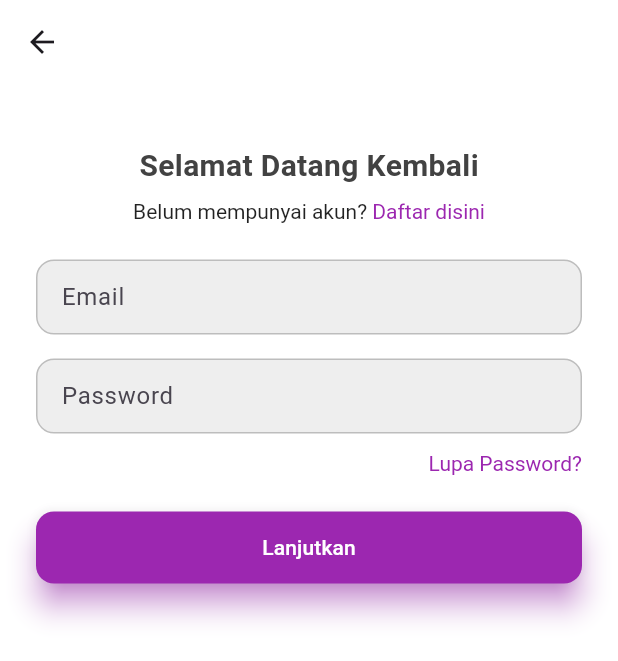
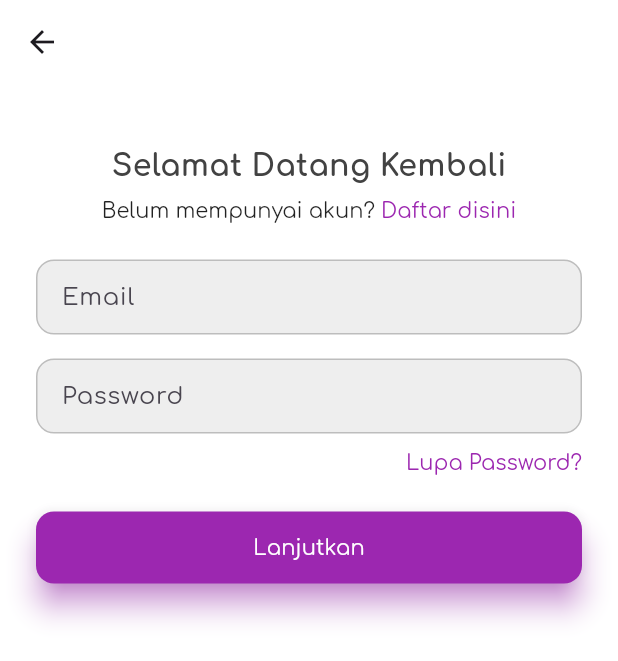
Before and after one commit to Mahayoga/Semester4-MobileApps, a Flutter app: the screen it shows after launch, after a tap on "Mulai sekarang!", on a phone screen of 412 x 824 dp. Shown: the top 661 px of the screen. Run offline on Flutter 3.47's test engine with Material 3 defaults, Android fonts, the light colour scheme and no system bars; our stand-ins replace fl_chart, get, loading_indicator; network calls fail.

Commit message:
Fix: Menambah font Comfortaa (di halaman auth doang)

```diff
--- a/lib/page/daftar/daftar.dart
+++ b/lib/page/daftar/daftar.dart
@@ -29,6 +29,10 @@ class _DaftarPage extends State<DaftarPage> {
   @override
   Widget build(BuildContext context) {
     return Scaffold(
+      appBar: AppBar(
+        backgroundColor: Colors.transparent,
+        surfaceTintColor: Colors.transparent,
+      ),
       backgroundColor: Colors.white,
       body: Row(
         mainAxisAlignment: MainAxisAlignment.center,
@@ -292,6 +296,7 @@ class _DaftarPage extends State<DaftarPage> {
                       ],
                     ),
                   ),
+                  const SizedBox(height: 10),
                   ElevatedButton(
                     onPressed: () {
                       var data = {
--- a/lib/page/daftar/verifikasi_email.dart
+++ b/lib/page/daftar/verifikasi_email.dart
@@ -53,6 +53,7 @@ class _VerifikasiEmailPage extends State<VerifikasiEmailPage> {
                 'Verifikasi email anda',
                 style: TextStyle(
                   fontSize: 18,
+                  fontFamily: 'Comfortaa',
                   fontWeight: FontWeight.bold,
                   color: Colors.black87,
                 ),
@@ -286,6 +287,7 @@ class _VerifikasiEmailPage extends State<VerifikasiEmailPage> {
                 textAlign: TextAlign.center,
                 style: TextStyle(
                   fontSize: 14,
+                  fontFamily: 'Comfortaa',
                   color: Colors.black54,
                 ),
               ),
@@ -313,6 +315,7 @@ class _VerifikasiEmailPage extends State<VerifikasiEmailPage> {
                   textActionBtn,
                   style: TextStyle(
                     fontSize: 14,
+                    fontFamily: 'Comfortaa',
                     fontWeight: FontWeight.bold,
                     color: Colors.white,
                   ),
--- a/lib/page/landing/landing.dart
+++ b/lib/page/landing/landing.dart
@@ -1,5 +1,7 @@
 import 'package:flutter/gestures.dart';
 import 'package:flutter/material.dart';
+import 'package:get/get.dart';
+import 'package:mobile_diabetes/page/login/login.dart';
 
 class LandingPage extends StatefulWidget {
   @override
@@ -12,6 +14,7 @@ class _LandingPageState extends State<LandingPage> {
     return Scaffold(
       appBar: AppBar(
         backgroundColor: const Color.fromARGB(255, 239, 197, 243),
+        surfaceTintColor: Colors.transparent,
         actions: [
           Padding(
             padding: const EdgeInsets.symmetric(horizontal: 16.0, vertical: 10),
@@ -21,20 +24,20 @@ class _LandingPageState extends State<LandingPage> {
                 RichText(
                   text: TextSpan(
                     text: 'LOGIN',
-                    style: TextStyle(fontWeight: FontWeight.bold),
+                    style: TextStyle(fontWeight: FontWeight.bold, fontFamily: 'Comfortaa'),
                     recognizer: TapGestureRecognizer()
                       ..onTap = () {
-                        Navigator.pushNamed(context, '/login');
+                        Get.to(() => LoginPage());
                     }
                   )
                 ),
                 const SizedBox(width: 8),
-                const Text("|", style: TextStyle(color: Colors.grey)),
+                const Text("|", style: TextStyle(color: Colors.grey, fontFamily: 'Comfortaa')),
                 const SizedBox(width: 8),
                 RichText(
                   text: TextSpan(
                     text: 'DAFTAR',
-                    style: TextStyle(fontWeight: FontWeight.normal),
+                    style: TextStyle(fontWeight: FontWeight.normal, fontFamily: 'Comfortaa'),
                     recognizer: TapGestureRecognizer()
                       ..onTap = () {
                         Navigator.pushNamed(context, '/daftar');
@@ -88,13 +91,14 @@ class _LandingPageState extends State<LandingPage> {
                     children: [
                       const Text(
                         'Selamat Datang di',
-                        style: TextStyle(fontSize: 16, color: Colors.black54),
+                        style: TextStyle(fontSize: 16, color: Colors.black54, fontFamily: 'Comfortaa'),
                       ),
                       const SizedBox(height: 8),
                       const Text(
-                        'Teman–Sehat',
+                        'Teman-Sehat',
                         style: TextStyle(
                           fontSize: 24,
+                          fontFamily: 'Comfortaa',
                           fontWeight: FontWeight.bold,
                           color: Color(0xFF8B3BE8),
                         ),
@@ -103,7 +107,7 @@ class _LandingPageState extends State<LandingPage> {
                       const Text(
                         'Hai! Kami siap membantu anda\nberkonsultasi dengan aplikasi kita.',
                         textAlign: TextAlign.center,
-                        style: TextStyle(fontSize: 14, color: Colors.black54),
+                        style: TextStyle(fontSize: 14, color: Colors.black54, fontFamily: 'Comfortaa',),
                       ),
                       const SizedBox(height: 24),
                       const Icon(Icons.star_border, color: Colors.purple),
@@ -111,9 +115,12 @@ class _LandingPageState extends State<LandingPage> {
                       ElevatedButton(
                         onPressed: () {
                           // Navigasi ke halaman login
-                          Navigator.pushNamed(context, '/login');
+                          Get.to(() => LoginPage());
                         },
                         style: ElevatedButton.styleFrom(
+                          textStyle: TextStyle(
+                            fontFamily: 'Comfortaa',
+                          ),
                           backgroundColor: const Color(0xFF8B3BE8),
                           shape: RoundedRectangleBorder(
                             borderRadius: BorderRadius.circular(25),
@@ -125,6 +132,7 @@ class _LandingPageState extends State<LandingPage> {
                           'Mulai sekarang!',
                           style: TextStyle(
                             fontSize: 16,
+                            fontFamily: 'Comfortaa',
                             fontWeight: FontWeight.bold,
                             color: Colors.white,
                           ),
--- a/lib/page/login/login.dart
+++ b/lib/page/login/login.dart
@@ -6,8 +6,10 @@ import 'package:get/get.dart';
 import 'package:http/http.dart' as myhttp;
 import 'package:loading_indicator/loading_indicator.dart';
 import 'package:mobile_diabetes/page/daftar/buat_username.dart';
+import 'package:mobile_diabetes/page/daftar/daftar.dart';
 import 'package:mobile_diabetes/page/daftar/verifikasi_email.dart';
 import 'package:mobile_diabetes/page/dashboard/dashboard.dart';
+import 'package:mobile_diabetes/page/login/lupa_password.dart';
 
 class LoginPage extends StatefulWidget {
   @override
@@ -26,6 +28,7 @@ class _LoginPage extends State<LoginPage> {
     return Scaffold(
       appBar: AppBar(
         backgroundColor: Colors.transparent,
+        surfaceTintColor: Colors.transparent,
       ),
       backgroundColor: const Color.fromARGB(255, 255, 255, 255),
       body: Padding(
@@ -41,6 +44,7 @@ class _LoginPage extends State<LoginPage> {
                     "Selamat Datang Kembali",
                     style: TextStyle(
                       fontSize: 20,
+                      fontFamily: 'Comfortaa',
                       fontWeight: FontWeight.bold,
                       color: Colors.grey.shade800,
                     ),
@@ -49,14 +53,14 @@ class _LoginPage extends State<LoginPage> {
                   RichText(
                     text: TextSpan(
                       text: "Belum mempunyai akun? ",
-                      style: TextStyle(color: Colors.black87),
+                      style: TextStyle(color: Colors.black87, fontFamily: 'Comfortaa',),
                       children: [
                         TextSpan(
                           text: "Daftar disini",
-                          style: TextStyle(color: Colors.purple),
+                          style: TextStyle(color: Colors.purple, fontFamily: 'Comfortaa',),
                           recognizer: TapGestureRecognizer()
                             ..onTap = () {
-                              Navigator.pushNamed(context, '/daftar');
+                              Get.to(() => DaftarPage());
                             },
                         ),
                       ],
@@ -73,9 +77,12 @@ class _LoginPage extends State<LoginPage> {
                     padding: EdgeInsets.symmetric(horizontal: 16),
                     child: TextField(
                       controller: emailC,
+                      style: TextStyle(fontFamily: 'Comfortaa',),
                       decoration: InputDecoration(
                         border: InputBorder.none,
                         hintText: "Email",
+                        hintStyle: TextStyle(fontFamily: 'Comfortaa',),
+                        labelStyle: TextStyle(fontFamily: 'Comfortaa',)
                       ),
                     ),
                   ),
@@ -90,10 +97,13 @@ class _LoginPage extends State<LoginPage> {
                     padding: EdgeInsets.symmetric(horizontal: 16),
                     child: TextField(
                       controller: passwordC,
+                      style: TextStyle(fontFamily: 'Comfortaa',),
                       obscureText: true,
                       decoration: InputDecoration(
                         border: InputBorder.none,
                         hintText: "Password",
+                        hintStyle: TextStyle(fontFamily: 'Comfortaa',),
+                        labelStyle: TextStyle(fontFamily: 'Comfortaa',)
                       ),
                     ),
                   ),
@@ -105,10 +115,11 @@ class _LoginPage extends State<LoginPage> {
                         text: 'Lupa Password?',
                         recognizer: TapGestureRecognizer()
                           ..onTap = () {
-                            Navigator.pushNamed(context, '/forgot-password');
+                            Get.to(() => ForgotPasswordScreen());
                           },
                         style: TextStyle(
-                          color: Colors.purple
+                          color: Colors.purple,
+                          fontFamily: 'Comfortaa',
                         )
                       ),
                     )
@@ -147,7 +158,7 @@ class _LoginPage extends State<LoginPage> {
                       elevation: 8,
                       shadowColor: Colors.purpleAccent,
                     ),
-                    child: Text("Lanjutkan", style: TextStyle(color: Colors.white)),
+                    child: Text("Lanjutkan", style: TextStyle(color: Colors.white, fontFamily: 'Comfortaa',)),
                   ),
                 ],
               ),
```
Also changed, not shown: lib/page/daftar/akun_terverifikasi.dart (+4 -3 lines), lib/page/login/lupa_password.dart (+18 -13 lines), lib/page/login/verification_screen.dart (+6 -2 lines), 4 other files.
